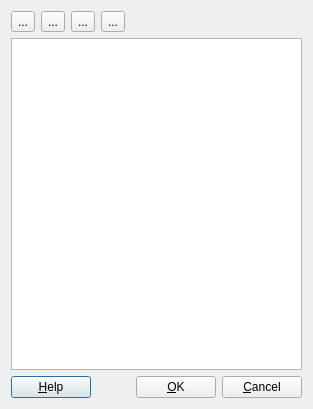
This is src/ui/hostlistdialog.ui in kitech/nullfxp as Qt 5 draws it before an edit. The edited form follows.
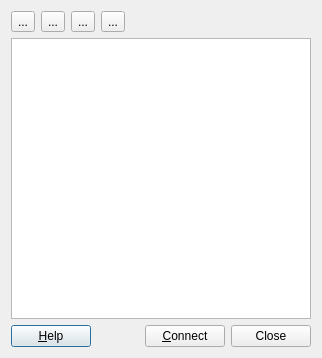
This is the edited form.

Diff of the .ui file:
```diff
--- a/src/ui/hostlistdialog.ui
+++ b/src/ui/hostlistdialog.ui
@@ -5,8 +5,8 @@
    <rect>
     <x>0</x>
     <y>0</y>
-    <width>313</width>
-    <height>409</height>
+    <width>322</width>
+    <height>358</height>
    </rect>
   </property>
   <property name="windowTitle" >
@@ -117,14 +117,14 @@
      <item>
       <widget class="QPushButton" name="pushButton" >
        <property name="text" >
-        <string>&amp;OK</string>
+        <string>&amp;Connect</string>
        </property>
       </widget>
      </item>
      <item>
       <widget class="QPushButton" name="pushButton_2" >
        <property name="text" >
-        <string>&amp;Cancel</string>
+        <string>Close</string>
        </property>
       </widget>
      </item>
```
Left out of the diff: 4 changed lines with no effect on the pictures.
